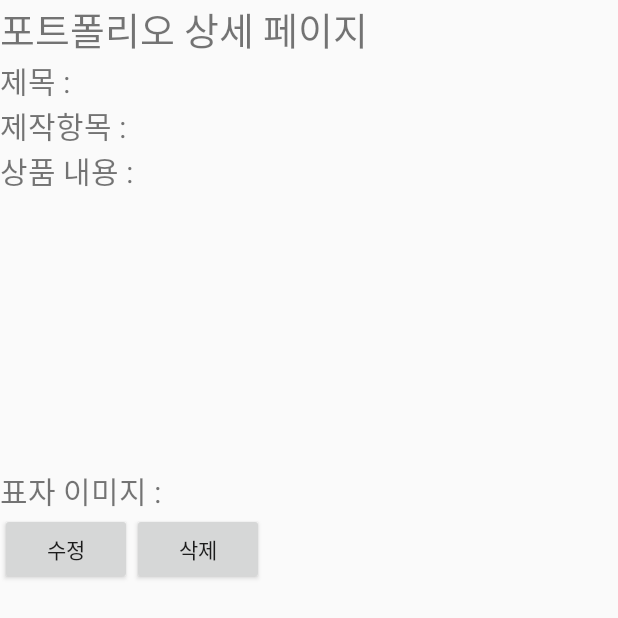
After one commit to Creatorrrr/OrdermadeAndroid, an Android app: the layout portfolio_detail.xml on its own in the app's theme, with its tools: preview values and no code run, on a phone screen of 412 x 824 dp. The commit adds this screen. Shown: the top 618 px of the screen. Run offline under Robolectric (Android 15) with nearby library versions, the phone set to English and light mode, and no system bars.

Commit message:
portfolio

```diff
--- a/app/src/main/AndroidManifest.xml
+++ b/app/src/main/AndroidManifest.xml
@@ -1,6 +1,7 @@
 <?xml version="1.0" encoding="utf-8"?>
 <manifest xmlns:android="http://schemas.android.com/apk/res/android"
     package="com.example.kosta.ordermadeandroid">
+
 
     <application
         android:allowBackup="true"
@@ -18,4 +19,5 @@
         </activity>
     </application>
 
+    <activity android:name="Register" />
 </manifest>
--- a/app/src/main/res/layout/activity_main.xml
+++ b/app/src/main/res/layout/activity_main.xml
@@ -15,4 +15,10 @@
         app:layout_constraintRight_toRightOf="parent"
         app:layout_constraintTop_toTopOf="parent" />
 
+    <Button
+        android:id="@+id/click"
+        android:layout_width="match_parent"
+        android:layout_height="wrap_content"
+        android:text="portfolio" />
+
 </android.support.constraint.ConstraintLayout>
--- /dev/null
+++ b/app/src/main/res/layout/activity_temp.xml
@@ -0,0 +1,6 @@
+<?xml version="1.0" encoding="utf-8"?>
+<LinearLayout xmlns:android="http://schemas.android.com/apk/res/android"
+    android:orientation="vertical" android:layout_width="match_parent"
+    android:layout_height="match_parent">
+
+</LinearLayout>
--- /dev/null
+++ b/app/src/main/res/layout/portfolio_detail.xml
@@ -0,0 +1,112 @@
+<?xml version="1.0" encoding="utf-8"?>
+<LinearLayout xmlns:android="http://schemas.android.com/apk/res/android"
+    android:layout_width="match_parent"
+    android:layout_height="match_parent"
+    android:orientation="vertical">
+
+    <TextView
+        android:layout_width="match_parent"
+        android:layout_height="wrap_content"
+        android:text="포트폴리오 상세 페이지"
+        android:textSize="25sp" />
+
+    <LinearLayout
+        android:layout_width="match_parent"
+        android:layout_height="wrap_content">
+
+        <TextView
+            android:layout_width="wrap_content"
+            android:layout_height="wrap_content"
+            android:text="제목 : "
+            android:textSize="20sp" />
+
+        <TextView
+            android:id="@+id/titleDetail"
+            android:layout_width="wrap_content"
+            android:layout_height="wrap_content"
+            android:layout_weight="3"
+            android:textSize="20sp" />
+
+    </LinearLayout>
+
+    <LinearLayout
+        android:layout_width="match_parent"
+        android:layout_height="wrap_content">
+
+        <TextView
+            android:layout_width="wrap_content"
+            android:layout_height="wrap_content"
+            android:text="제작항목 : "
+            android:textSize="20sp" />
+
+        <TextView
+            android:id="@+id/categoryDetail"
+            android:layout_width="wrap_content"
+            android:layout_height="wrap_content"
+            android:layout_weight="1.5"
+            android:textSize="20sp" />
+    </LinearLayout>
+
+    <LinearLayout
+        android:layout_width="match_parent"
+        android:layout_height="wrap_content"
+        android:orientation="vertical">
+
+        <TextView
+            android:layout_width="match_parent"
+            android:layout_height="wrap_content"
+            android:text="상품 내용 : "
+            android:textSize="20sp" />
+
+        <TextView
+            android:id="@+id/content"
+            android:layout_width="match_parent"
+            android:layout_height="wrap_content"
+            android:layout_weight="3"
+            android:ems="10"
+            android:inputType="textMultiLine"
+            android:lines="10"
+            android:scrollHorizontally="true"
+            android:textSize="15sp" />
+    </LinearLayout>
+
+    <LinearLayout
+        android:layout_width="match_parent"
+        android:layout_height="wrap_content">
+
+        <TextView
+            android:layout_width="wrap_content"
+            android:layout_height="wrap_content"
+            android:text="표자 이미지 : "
+            android:textSize="20sp" />
+
+        <ImageView
+            android:id="@+id/image"
+            android:layout_width="wrap_content"
+            android:layout_height="wrap_content"
+            android:layout_gravity="center"
+            android:adjustViewBounds="true"
+            android:maxHeight="200dp"
+            android:maxWidth="200dp"
+            android:onClick="onClick" />
+    </LinearLayout>
+
+    <LinearLayout
+        android:layout_width="match_parent"
+        android:layout_height="wrap_content"
+        android:orientation="horizontal">
+
+        <Button
+            android:id="@+id/modify"
+            android:layout_width="wrap_content"
+            android:layout_height="wrap_content"
+            android:text="수정" />
+
+        <Button
+            android:id="@+id/remove"
+            android:layout_width="wrap_content"
+            android:layout_height="wrap_content"
+            android:text="삭제" />
+    </LinearLayout>
+
+</LinearLayout>
```
Also changed, not shown: app/src/main/java/com/example/kosta/ordermadeandroid/activity/main/MainActivity.java (+10 -0 lines), app/src/main/java/com/example/kosta/ordermadeandroid/activity/portfolio/Register.java (added, +176 -0 lines), app/src/main/res/layout/portfolio_list.xml (added, +43 -0 lines), app/src/main/res/layout/portfolio_madify.xml (added, +117 -0 lines), app/src/main/res/layout/portfolio_register.xml (added, +118 -0 lines).
